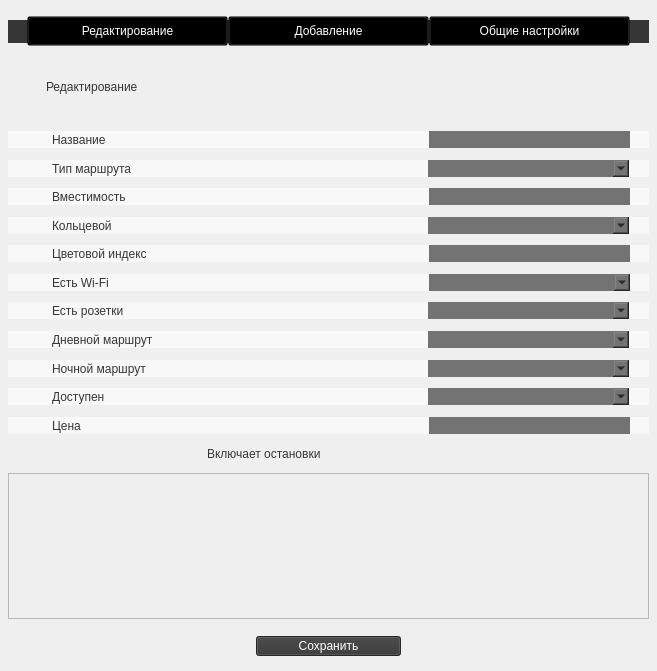
First picture: the form in bus_editor.ui, repository burakshaevn/qt-transport-catalogue, before the edit.
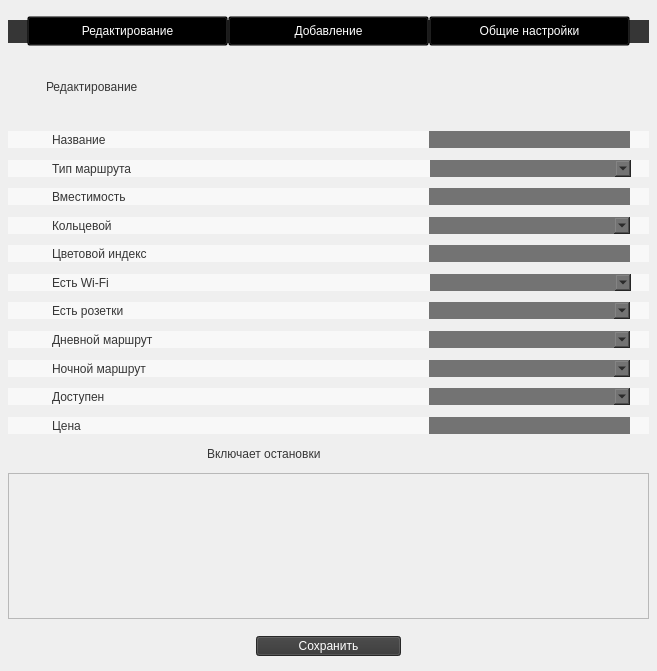
Second picture: the form after the edit.

What changed in the file:
```diff
--- a/bus_editor.ui
+++ b/bus_editor.ui
@@ -661,7 +661,7 @@
      <widget class="QComboBox" name="comboBox_is_sockets_2">
       <property name="geometry">
        <rect>
-        <x>428</x>
+        <x>429</x>
         <y>256</y>
         <width>201</width>
         <height>17</height>
@@ -678,7 +678,7 @@
      <widget class="QComboBox" name="comboBox_bustype_2">
       <property name="geometry">
        <rect>
-        <x>428</x>
+        <x>430</x>
         <y>114</y>
         <width>201</width>
         <height>17</height>
@@ -695,7 +695,7 @@
      <widget class="QComboBox" name="comboBox_is_roundtrip_2">
       <property name="geometry">
        <rect>
-        <x>428</x>
+        <x>429</x>
         <y>171</y>
         <width>201</width>
         <height>17</height>
@@ -712,7 +712,7 @@
      <widget class="QComboBox" name="comboBox_is_available_2">
       <property name="geometry">
        <rect>
-        <x>428</x>
+        <x>429</x>
         <y>342</y>
         <width>201</width>
         <height>17</height>
@@ -729,7 +729,7 @@
      <widget class="QComboBox" name="comboBox_is_day_bus_2">
       <property name="geometry">
        <rect>
-        <x>428</x>
+        <x>429</x>
         <y>285</y>
         <width>201</width>
         <height>17</height>
@@ -746,7 +746,7 @@
      <widget class="QComboBox" name="comboBox_is_night_bus_2">
       <property name="geometry">
        <rect>
-        <x>428</x>
+        <x>429</x>
         <y>314</y>
         <width>201</width>
         <height>17</height>
@@ -763,7 +763,7 @@
      <widget class="QComboBox" name="comboBox_is_wifi_2">
       <property name="geometry">
        <rect>
-        <x>429</x>
+        <x>430</x>
         <y>228</y>
         <width>201</width>
         <height>17</height>
```
